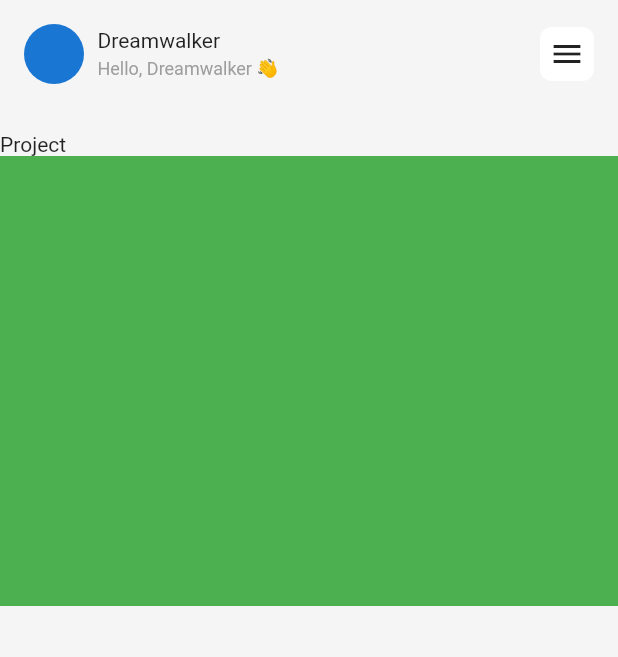
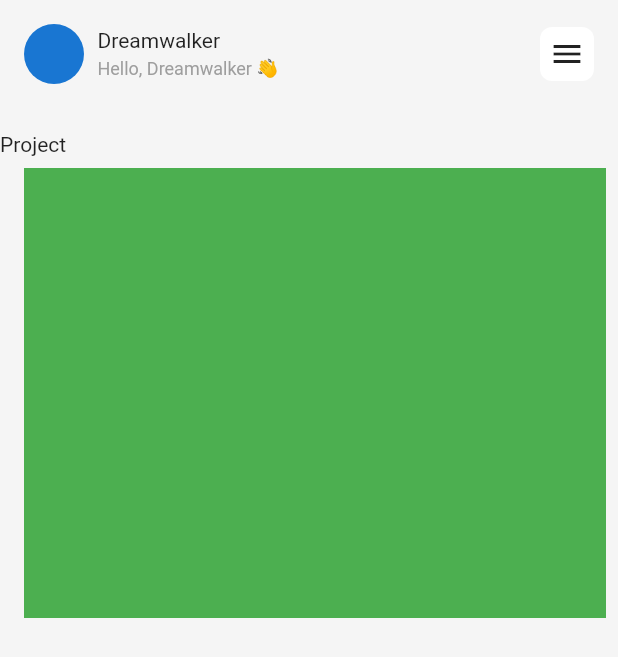
Before and after one commit to JAICHANGPARK/flutter_notebook_18th_story, a Flutter app: the screen it shows after launch, on a phone screen of 412 x 824 dp. Shown: the top 657 px of the screen. Run offline on Flutter 3.47's test engine with Material 2 defaults, Android fonts, the phone set to English and light mode, and no system bars; our stand-ins replace cached_network_image, flutter_lorem, flutter_riverpod, flutter_svg, freezed_annotation, go_router and 2 more.

Commit message:
Update task_management_main_page.dart

```diff
--- a/lib/ep1066_task_mng_app/src/ui/task_management_main_page.dart
+++ b/lib/ep1066_task_mng_app/src/ui/task_management_main_page.dart
@@ -61,9 +61,14 @@ class _TaskManagementMainPageState extends State<TaskManagementMainPage> {
                 crossAxisAlignment: CrossAxisAlignment.start,
                 children: [
                   Text("Project"),
-                  Container(
-                    height: 300,
-                    decoration: BoxDecoration(color: Colors.green),
+                  Padding(
+                    padding: const EdgeInsets.fromLTRB(16, 8, 8, 0),
+                    child: Container(
+                      height: 300,
+                      decoration: BoxDecoration(
+                        color: Colors.green,
+                      ),
+                    ),
                   ),
                 ],
               ),
```
